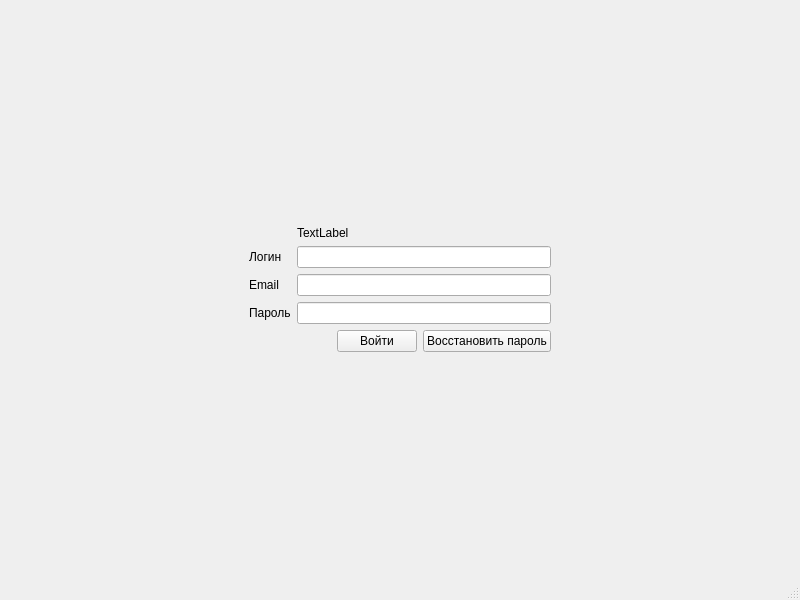
First picture: the form in mainwindow.ui, repository lubarog13/C-_lab_work, before the edit.
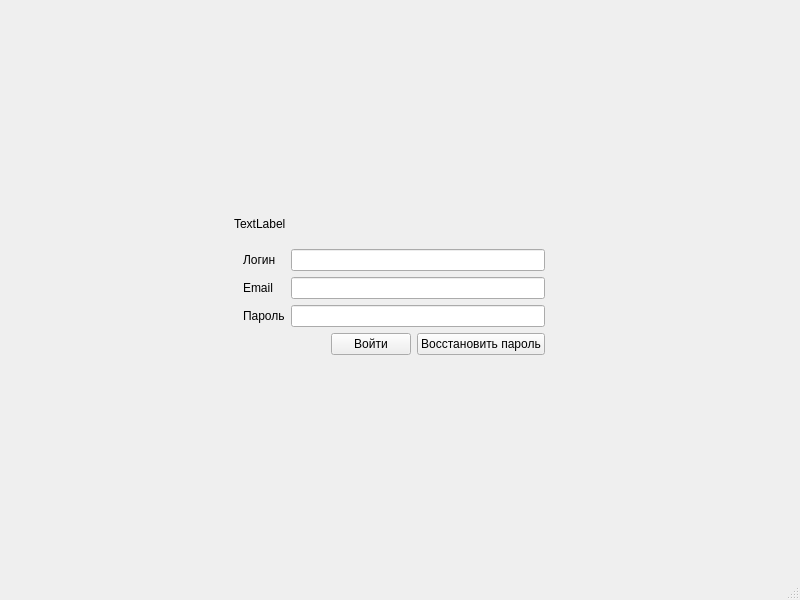
Second picture: the form after the edit. Icons and pictures are not drawn.

```diff
--- a/mainwindow.ui
+++ b/mainwindow.ui
@@ -13,17 +13,109 @@
   <property name="windowTitle">
    <string>MainWindow</string>
   </property>
+  <property name="styleSheet">
+   <string notr="true">background-image: url(:/images/biblio.jpg);</string>
+  </property>
   <widget class="QWidget" name="centralwidget">
    <layout class="QGridLayout" name="gridLayout">
-    <item row="1" column="1">
-     <layout class="QFormLayout" name="formLayout">
+    <item row="1" column="3" colspan="2">
+     <spacer name="horizontalSpacer_3">
+      <property name="orientation">
+       <enum>Qt::Horizontal</enum>
+      </property>
+      <property name="sizeHint" stdset="0">
+       <size>
+        <width>40</width>
+        <height>20</height>
+       </size>
+      </property>
+     </spacer>
+    </item>
+    <item row="2" column="0">
+     <spacer name="horizontalSpacer_4">
+      <property name="orientation">
+       <enum>Qt::Horizontal</enum>
+      </property>
+      <property name="sizeHint" stdset="0">
+       <size>
+        <width>40</width>
+        <height>20</height>
+       </size>
+      </property>
+     </spacer>
+    </item>
+    <item row="3" column="1">
+     <spacer name="verticalSpacer_2">
+      <property name="orientation">
+       <enum>Qt::Vertical</enum>
+      </property>
+      <property name="sizeHint" stdset="0">
+       <size>
+        <width>20</width>
+        <height>40</height>
+       </size>
+      </property>
+     </spacer>
+    </item>
       <item row="0" column="1">
+     <spacer name="verticalSpacer">
+      <property name="orientation">
+       <enum>Qt::Vertical</enum>
+      </property>
+      <property name="sizeHint" stdset="0">
+       <size>
+        <width>20</width>
+        <height>40</height>
+       </size>
+      </property>
+     </spacer>
+    </item>
+    <item row="1" column="1">
        <widget class="QLabel" name="label_2">
         <property name="text">
          <string>TextLabel</string>
         </property>
        </widget>
       </item>
+    <item row="2" column="4">
+     <spacer name="horizontalSpacer_5">
+      <property name="orientation">
+       <enum>Qt::Horizontal</enum>
+      </property>
+      <property name="sizeHint" stdset="0">
+       <size>
+        <width>40</width>
+        <height>20</height>
+       </size>
+      </property>
+     </spacer>
+    </item>
+    <item row="1" column="0">
+     <spacer name="horizontalSpacer_2">
+      <property name="orientation">
+       <enum>Qt::Horizontal</enum>
+      </property>
+      <property name="sizeHint" stdset="0">
+       <size>
+        <width>40</width>
+        <height>20</height>
+       </size>
+      </property>
+     </spacer>
+    </item>
+    <item row="2" column="1">
+     <widget class="QWidget" name="widget" native="true">
+      <layout class="QFormLayout" name="formLayout">
+       <item row="1" column="0">
+        <widget class="QLabel" name="label">
+         <property name="text">
+          <string>Логин</string>
+         </property>
+        </widget>
+       </item>
+       <item row="1" column="1">
+        <widget class="QLineEdit" name="Login"/>
+       </item>
       <item row="2" column="0">
        <widget class="QLabel" name="label_4">
         <property name="text">
@@ -42,7 +134,11 @@
        </widget>
       </item>
       <item row="3" column="1">
-       <widget class="QLineEdit" name="Password"/>
+        <widget class="QLineEdit" name="Password">
+         <property name="echoMode">
+          <enum>QLineEdit::Password</enum>
+         </property>
+        </widget>
       </item>
       <item row="4" column="1">
        <layout class="QHBoxLayout" name="horizontalLayout_2">
@@ -75,69 +171,8 @@
         </item>
        </layout>
       </item>
-      <item row="1" column="1">
-       <widget class="QLineEdit" name="Login"/>
-      </item>
-      <item row="1" column="0">
-       <widget class="QLabel" name="label">
-        <property name="text">
-         <string>Логин</string>
-        </property>
-       </widget>
-      </item>
-     </layout>
-    </item>
-    <item row="2" column="1">
-     <spacer name="verticalSpacer_2">
-      <property name="orientation">
-       <enum>Qt::Vertical</enum>
-      </property>
-      <property name="sizeHint" stdset="0">
-       <size>
-        <width>20</width>
-        <height>40</height>
-       </size>
-      </property>
-     </spacer>
-    </item>
-    <item row="1" column="4">
-     <spacer name="horizontalSpacer_5">
-      <property name="orientation">
-       <enum>Qt::Horizontal</enum>
-      </property>
-      <property name="sizeHint" stdset="0">
-       <size>
-        <width>40</width>
-        <height>20</height>
-       </size>
-      </property>
-     </spacer>
-    </item>
-    <item row="1" column="0">
-     <spacer name="horizontalSpacer_4">
-      <property name="orientation">
-       <enum>Qt::Horizontal</enum>
-      </property>
-      <property name="sizeHint" stdset="0">
-       <size>
-        <width>40</width>
-        <height>20</height>
-       </size>
-      </property>
-     </spacer>
-    </item>
-    <item row="0" column="1">
-     <spacer name="verticalSpacer">
-      <property name="orientation">
-       <enum>Qt::Vertical</enum>
-      </property>
-      <property name="sizeHint" stdset="0">
-       <size>
-        <width>20</width>
-        <height>40</height>
-       </size>
-      </property>
-     </spacer>
+      </layout>
+     </widget>
     </item>
    </layout>
   </widget>
```
Lines whose indentation alone changed are shown as unchanged.
